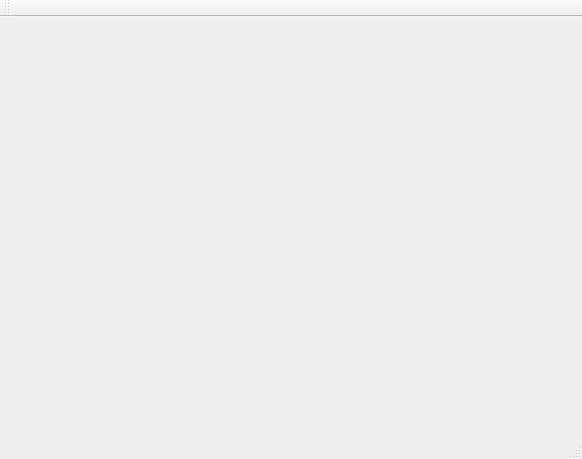
Old version of the form src/mainwindow.ui in the repository mrafcho001/QtMovieCollection.
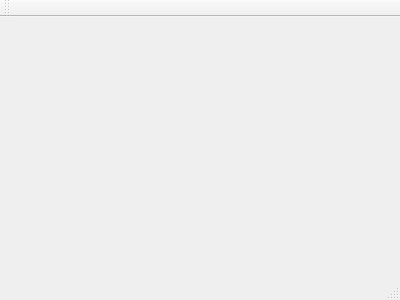
New version of the form.

The edit to the form file:
```diff
--- a/src/mainwindow.ui
+++ b/src/mainwindow.ui
@@ -6,8 +6,8 @@
    <rect>
     <x>0</x>
     <y>0</y>
-    <width>582</width>
-    <height>459</height>
+    <width>400</width>
+    <height>300</height>
    </rect>
   </property>
   <property name="windowTitle">
```
Left out of the diff: 2 changed lines with no effect on the pictures.
